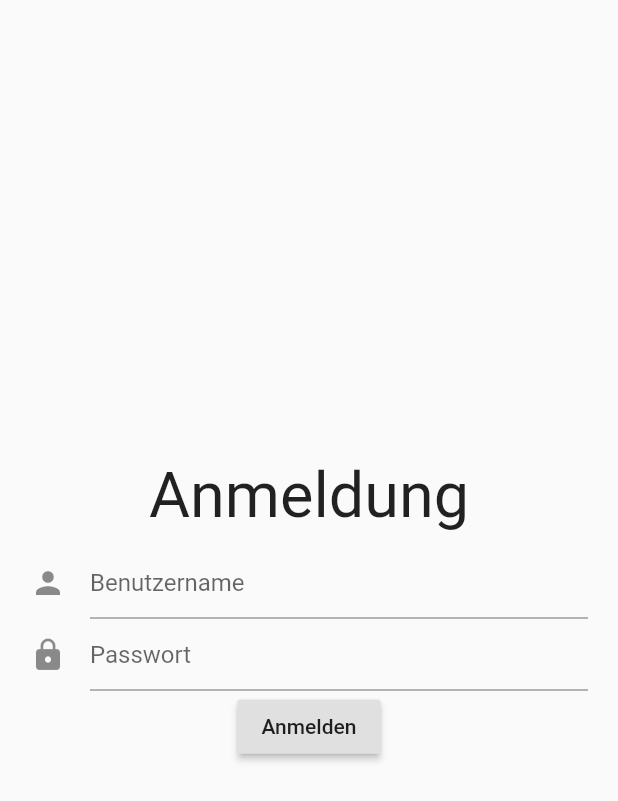
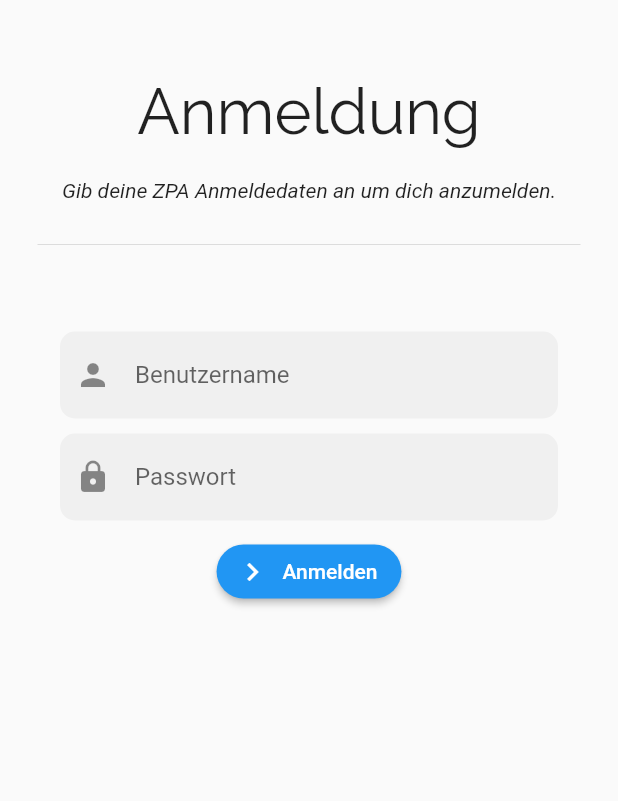
Before and after one commit to Fachschaft07/Guide7, a Flutter app: the LoginView screen opened directly, on a phone screen of 412 x 824 dp. Shown: the top 801 px of the screen. Run offline on Flutter 3.47's test engine with Material 2 defaults, Android fonts, the phone set to English and light mode, and no system bars; our stand-ins replace fluro, flutter_secure_storage, sqflite, synchronized; missing offline and left inert: flutter_html_view; accounts and stored records are empty; network calls fail; Roboto replaces fonts that are missing (NotoSerifTC); statements that could not run were skipped.

Commit message:
Login Beautify

```diff
--- /dev/null
+++ b/lib/ui/common/headline.dart
@@ -0,0 +1,17 @@
+import 'package:flutter/widgets.dart';
+
+/// Headline widget.
+class Headline extends StatelessWidget {
+  /// Text to show in the headline.
+  final String text;
+
+  /// Create headline widget showing [text].
+  Headline(this.text);
+
+  @override
+  Widget build(BuildContext context) => Text(
+        text,
+        style: TextStyle(fontFamily: "Raleway"),
+        textScaleFactor: 3.0,
+      );
+}
--- a/lib/ui/common/test_widget.dart
+++ /dev/null
@@ -1 +0,0 @@
-// TODO
--- a/lib/ui/view/login/form/login_form.dart
+++ b/lib/ui/view/login/form/login_form.dart
@@ -21,6 +21,9 @@ class LoginForm extends StatefulWidget {
 
 /// State of the login form.
 class _LoginFormState extends State<LoginForm> {
+  /// Background color of the input field.
+  static const Color _inputFieldBackground = Color.fromRGBO(240, 240, 240, 1.0);
+
   /// Key of this form used to validate the form later.
   final _formKey = GlobalKey<FormState>();
 
@@ -46,17 +49,27 @@ class _LoginFormState extends State<LoginForm> {
 
   /// Build contents of the form (input fields, buttons, ...).
   List<Widget> _buildFormContents() => <Widget>[
-        TextFormField(
-          decoration: InputDecoration(hintText: "Benutzername", icon: Icon(Icons.person)),
+        _wrapTextField(
+          child: TextFormField(
+              decoration: InputDecoration(
+                hintText: "Benutzername",
+                icon: Icon(Icons.person),
+                border: InputBorder.none,
+              ),
               validator: (value) {
                 if (value.isEmpty) {
                   return "Bitte geben Sie einen Benutzernamen an";
                 }
               },
-          controller: _usernameController,
+              controller: _usernameController),
         ),
-        TextFormField(
-          decoration: InputDecoration(hintText: "Passwort", icon: Icon(Icons.lock)),
+        _wrapTextField(
+          child: TextFormField(
+            decoration: InputDecoration(
+              hintText: "Passwort",
+              icon: Icon(Icons.lock),
+              border: InputBorder.none,
+            ),
             validator: (value) {
               if (value.isEmpty) {
                 return "Bitte geben Sie ein Password an";
@@ -65,14 +78,29 @@ class _LoginFormState extends State<LoginForm> {
             obscureText: true,
             controller: _passwordController,
           ),
+        ),
         _buildSubmitButton()
       ];
 
+  /// Wrap text field in a container applying some styles.
+  Widget _wrapTextField({@required Widget child}) => Container(
+      decoration: BoxDecoration(color: _inputFieldBackground, borderRadius: BorderRadius.circular(10.0)),
+      padding: EdgeInsets.symmetric(vertical: 5.0, horizontal: 10.0),
+      margin: EdgeInsets.only(bottom: 10.0),
+      child: child);
+
   /// Build button for submitting form data.
   Widget _buildSubmitButton() => Center(
-        child: RaisedButton(
+        child: RaisedButton.icon(
           onPressed: () => _submitForm(),
-          child: Text("Anmelden"),
+          icon: Icon(Icons.keyboard_arrow_right),
+          label: Text(
+            "Anmelden",
+            style: TextStyle(fontFamily: "Roboto"),
+          ),
+          shape: RoundedRectangleBorder(borderRadius: BorderRadius.circular(100000.0)),
+          textColor: Colors.white,
+          color: Colors.blue,
         ),
       );
 
--- a/lib/ui/view/login/login_view.dart
+++ b/lib/ui/view/login/login_view.dart
@@ -6,6 +6,7 @@ import 'package:guide7/connect/login/zpa/response/zpa_login_response.dart';
 import 'package:guide7/connect/repository.dart';
 import 'package:guide7/main.dart';
 import 'package:guide7/model/credentials/username_password_credentials.dart';
+import 'package:guide7/ui/common/headline.dart';
 import 'package:guide7/ui/view/base_view.dart';
 import 'package:guide7/ui/view/login/form/login_form.dart';
 
@@ -20,21 +21,50 @@ class _LoginViewState extends State<LoginView> {
   @override
   Widget build(BuildContext context) {
     return Scaffold(
-      body: Column(
+      body: SafeArea(
+        child: Column(
+          children: <Widget>[
+            Expanded(
+              child: SingleChildScrollView(
+                child: Column(
                   mainAxisAlignment: MainAxisAlignment.center,
                   children: <Widget>[
-          Text("Anmeldung", textScaleFactor: 3.0),
+                    _buildHeader(),
                     Padding(
-            padding: EdgeInsets.symmetric(vertical: 10.0, horizontal: 20.0),
+                      padding: EdgeInsets.symmetric(vertical: 25.0, horizontal: 40.0),
                       child: LoginForm(
                         onLoginAttempt: _onLoginAttempt,
                         onSuccess: _onLoginSuccess,
                       ),
-          )
+                    ),
+                  ],
+                ),
+              ),
+            ),
+          ],
+        ),
+      ),
+    );
+  }
+
+  /// Build the login header.
+  Widget _buildHeader() => Padding(
+        padding: EdgeInsets.only(top: 50.0, left: 25.0, right: 25.0, bottom: 25.0),
+        child: Column(
+          children: <Widget>[
+            Headline("Anmeldung"),
+            Padding(
+              padding: EdgeInsets.only(top: 20.0, bottom: 20.0),
+              child: Text(
+                "Gib deine ZPA Anmeldedaten an um dich anzumelden.",
+                style: TextStyle(fontStyle: FontStyle.italic),
+                textAlign: TextAlign.center,
+              ),
+            ),
+            Divider(),
           ],
         ),
       );
-  }
 
   /// Attempt a login with the provided [username] and [password].
   Future<bool> _onLoginAttempt(String username, String password) async {
--- a/lib/ui/view/splash_screen/splash_screen_view.dart
+++ b/lib/ui/view/splash_screen/splash_screen_view.dart
@@ -8,6 +8,7 @@ import 'package:guide7/connect/login/zpa/response/zpa_login_response.dart';
 import 'package:guide7/connect/repository.dart';
 import 'package:guide7/main.dart';
 import 'package:guide7/model/credentials/username_password_credentials.dart';
+import 'package:guide7/ui/common/headline.dart';
 
 /// Splash screen of the application.
 /// It redirects to the correct starting view (Login if user already logged in).
@@ -42,11 +43,7 @@ class _SplashScreenState extends State<SplashScreenView> {
               width: imageWidth,
             ),
             Container(
-              child: Text(
-                "Guide7",
-                style: TextStyle(fontFamily: 'Raleway'),
-                textScaleFactor: 4.0,
-              ),
+              child: Headline("Guide7"),
               padding: EdgeInsets.only(top: 20.0),
             ),
             Text("Eine App der Fachschaft 07")
```
Lines whose indentation alone changed are shown as unchanged.
